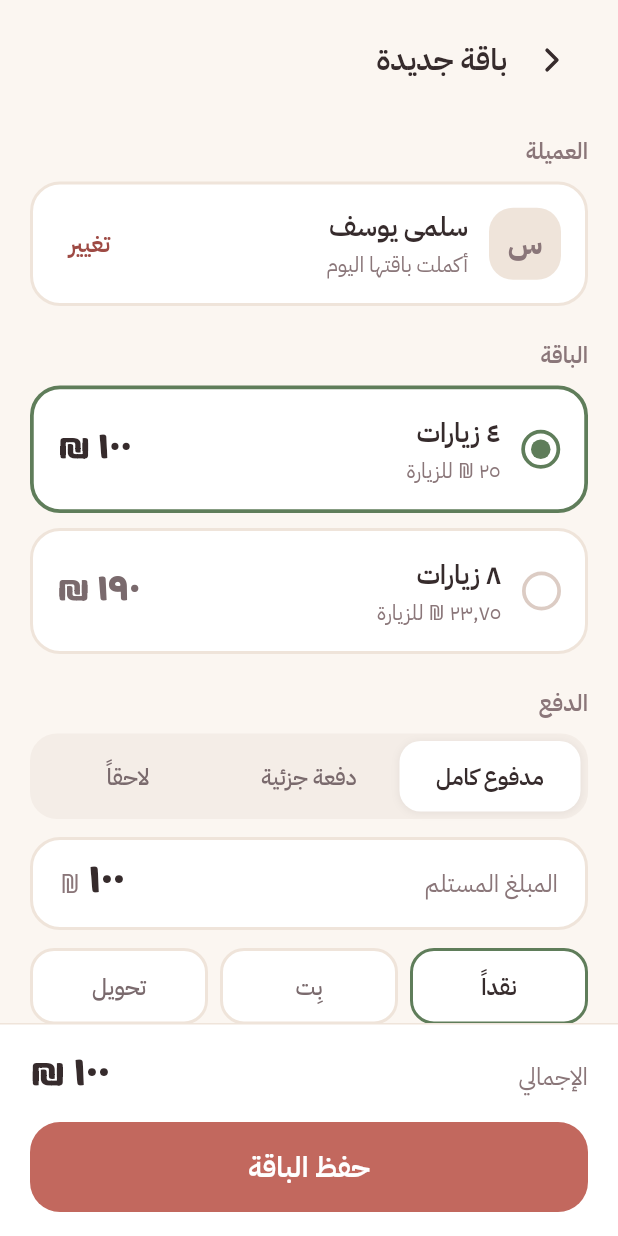
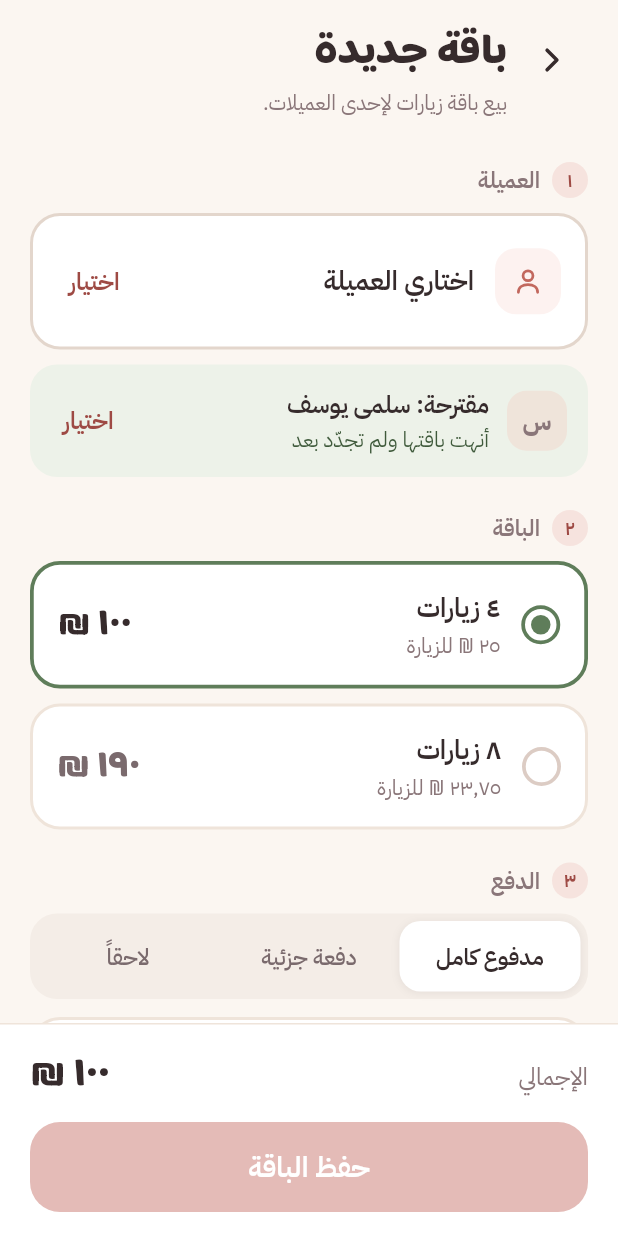
Before and after one commit to ruaa-diab/Dietitian-s-diary, a Flutter app: the NewPackageScreen screen opened directly, on a phone screen of 412 x 824 dp. Run offline on Flutter 3.47's test engine with Material 3 defaults, Android fonts, the phone set to English and light mode, and no system bars; our stand-ins replace share_plus.

Commit message:
Bring back باقة جديدة as a tab, and make the flow explain itself
Restores the fifth tab alongside حسابي, and reworks the screen so its
purpose is obvious — the confusion was that it opened on a client nobody
had chosen.

- As a tab it now starts with no client and asks who the package is for.
  Whoever most recently finished a package is offered as a labelled
  suggestion ("مقترحة: … أنهت باقتها ولم تجدّد بعد") rather than being
  filled in silently.
- Sections are numbered ١ العميلة، ٢ الباقة، ٣ الدفع, under a title and a
  one-line statement of what the screen does.
- حفظ الباقة stays disabled until a client is chosen.
- The back chevron appears only when there is a route to pop, so the tab
  has none while the pushed flow keeps one.
- Saving pops when pushed; from the tab it clears the form for the next
  sale and hands the shell back to today's list.

50 tests pass; flutter analyze clean.

Co-Authored-By: Claude Opus 5 <noreply@anthropic.com>
Claude-Session: https://claude.ai/code/session_01Y4TDXvnThxYGKFPqUvWY2d

```diff
--- a/lib/screens/new_package_screen.dart
+++ b/lib/screens/new_package_screen.dart
@@ -9,15 +9,20 @@ import '../utils/formatting.dart';
 import '../widgets/common.dart';
 import '../widgets/line_icon.dart';
 
-/// Screen 04 — sell a package.
+/// Sell a package — three steps: who it is for, which package, how it
+/// was paid.
 ///
-/// Opens on [clientId] when one is given (renewing from the celebration
-/// screen or a client file), otherwise on whoever most recently finished
-/// a package.
+/// Reached two ways. Pushed with a [clientId] (from a client's file, a
+/// "تجديد" button, or the celebration) it opens on that client. As a
+/// bottom-nav tab it starts empty and asks who the package is for,
+/// rather than silently picking someone — that guess was confusing.
 class NewPackageScreen extends StatefulWidget {
-  const NewPackageScreen({super.key, this.clientId});
+  const NewPackageScreen({super.key, this.clientId, this.onSaved});
 
   final String? clientId;
+
+  /// Called after a save when there is no route to pop — the tab case.
+  final VoidCallback? onSaved;
 
   @override
   State<NewPackageScreen> createState() => _NewPackageScreenState();
@@ -37,8 +42,7 @@ class _NewPackageScreenState extends State<NewPackageScreen> {
     super.didChangeDependencies();
     if (_initialised) return;
     _initialised = true;
-    final store = StoreScope.read(context);
-    _clientId = widget.clientId ?? store.renewalCandidate?.id ?? store.clients.firstOrNull?.id;
+    _clientId = widget.clientId;
     _syncAmount();
   }
 
@@ -70,6 +74,7 @@ class _NewPackageScreenState extends State<NewPackageScreen> {
     if (clientId == null) return;
 
     final messenger = ScaffoldMessenger.of(context);
+    final navigator = Navigator.of(context);
     final name = store.client(clientId).name;
     store.sellPackage(
       clientId: clientId,
@@ -78,7 +83,20 @@ class _NewPackageScreenState extends State<NewPackageScreen> {
       amountReceived: _received,
       method: _method,
     );
-    Navigator.of(context).pop();
+
+    if (navigator.canPop()) {
+      navigator.pop();
+    } else {
+      // Running as a tab: clear the form so the next sale starts fresh.
+      setState(() {
+        _clientId = null;
+        _option = AppStore.packageOptions.first;
+        _intent = PaymentIntent.paidInFull;
+        _method = PaymentMethod.cash;
+        _syncAmount();
+      });
+      widget.onSaved?.call();
+    }
     messenger.showSnackBar(SnackBar(content: Text('تم حفظ باقة $name')));
   }
 
@@ -97,27 +115,16 @@ class _NewPackageScreenState extends State<NewPackageScreen> {
               child: ListView(
                 padding: const EdgeInsets.fromLTRB(20, 12, 20, 12),
                 children: [
-                  SizedBox(
-                    height: 56,
-                    child: Row(
-                      children: [
-                        IconAction(
-                          icon: AppIcons.chevron,
-                          tooltip: 'رجوع',
-                          onPressed: () => Navigator.of(context).maybePop(),
-                        ),
-                        const SizedBox(width: 6),
-                        Text('باقة جديدة', style: AppText.navTitle),
-                      ],
-                    ),
-                  ),
+                  _Header(canPop: Navigator.of(context).canPop()),
                   const SizedBox(height: 8),
-                  const FieldLabel('العميلة', padding: EdgeInsets.only(top: 14, bottom: 10)),
+                  const _StepLabel(step: 1, label: 'العميلة'),
                   _ClientPicker(
                     client: client,
                     onChange: _pickClient,
+                    suggestion: client == null ? store.renewalCandidate : null,
+                    onAcceptSuggestion: (id) => setState(() => _clientId = id),
                   ),
-                  const FieldLabel('الباقة', padding: EdgeInsets.only(top: 22, bottom: 10)),
+                  const _StepLabel(step: 2, label: 'الباقة'),
                   for (final option in AppStore.packageOptions) ...[
                     _PackageOptionCard(
                       option: option,
@@ -129,7 +136,7 @@ class _NewPackageScreenState extends State<NewPackageScreen> {
                     ),
                     if (option != AppStore.packageOptions.last) const SizedBox(height: 10),
                   ],
-                  const FieldLabel('الدفع', padding: EdgeInsets.only(top: 22, bottom: 10)),
+                  const _StepLabel(step: 3, label: 'الدفع'),
                   SegmentedRow<PaymentIntent>(
                     values: PaymentIntent.values,
                     selected: _intent,
@@ -171,28 +178,134 @@ class _NewPackageScreenState extends State<NewPackageScreen> {
   }
 }
 
+/// Title, plus a back chevron only when there is something to go back
+/// to — as a tab there is not.
+class _Header extends StatelessWidget {
+  const _Header({required this.canPop});
+
+  final bool canPop;
+
+  @override
+  Widget build(BuildContext context) {
+    return Padding(
+      padding: const EdgeInsets.only(top: 4),
+      child: Row(
+        crossAxisAlignment: CrossAxisAlignment.start,
+        children: [
+          if (canPop) ...[
+            IconAction(
+              icon: AppIcons.chevron,
+              tooltip: 'رجوع',
+              onPressed: () => Navigator.of(context).maybePop(),
+            ),
+            const SizedBox(width: 6),
+          ],
+          Expanded(
+            child: Column(
+              crossAxisAlignment: CrossAxisAlignment.start,
+              children: [
+                Text('باقة جديدة', style: AppText.screenTitle.copyWith(fontSize: 28)),
+                const SizedBox(height: 2),
+                Text('بيع باقة زيارات لإحدى العميلات.', style: AppText.metaSmall),
+              ],
+            ),
+          ),
+        ],
+      ),
+    );
+  }
+}
+
+/// A numbered section heading, so the screen reads as three steps.
+class _StepLabel extends StatelessWidget {
+  const _StepLabel({required this.step, required this.label});
+
+  final int step;
+  final String label;
+
+  @override
+  Widget build(BuildContext context) {
+    return Padding(
+      padding: const EdgeInsets.only(top: 22, bottom: 10),
+      child: Row(
+        children: [
+          Container(
+            width: 24,
+            height: 24,
+            alignment: Alignment.center,
+            decoration: const BoxDecoration(
+              color: AppColors.clayTint,
+              shape: BoxShape.circle,
+            ),
+            child: Text(
+              fmtInt(step),
+              style: AppText.pillSmall.copyWith(color: AppColors.clayDark),
+            ),
+          ),
+          const SizedBox(width: 8),
+          Text(label, style: AppText.fieldLabel),
+        ],
+      ),
+    );
+  }
+}
+
 class _ClientPicker extends StatelessWidget {
-  const _ClientPicker({required this.client, required this.onChange});
+  const _ClientPicker({
+    required this.client,
+    required this.onChange,
+    this.suggestion,
+    this.onAcceptSuggestion,
+  });
 
   final Client? client;
   final VoidCallback onChange;
+
+  /// Whoever most recently finished a package. Offered as a labelled
+  /// shortcut, never selected silently.
+  final Client? suggestion;
+  final ValueChanged<String>? onAcceptSuggestion;
 
   @override
   Widget build(BuildContext context) {
     final store = StoreScope.of(context);
 
     if (client == null) {
-      return AppCard(
+      return Column(
+        crossAxisAlignment: CrossAxisAlignment.stretch,
+        children: [
+          GestureDetector(
+            behavior: HitTestBehavior.opaque,
+            onTap: onChange,
+            child: AppCard(
               shadow: false,
               radius: 20,
-        border: Border.all(color: AppColors.borderSoft, width: 2),
+              border: Border.all(color: AppColors.border, width: 2),
               padding: const EdgeInsets.symmetric(horizontal: 16, vertical: 18),
               child: Row(
                 children: [
-            Expanded(child: Text('اختاري عميلة', style: AppText.listNameSmall)),
+                  IconTile(
+                    icon: AppIcons.person,
+                    color: AppColors.clay,
+                    background: AppColors.dueBg,
+                  ),
+                  const SizedBox(width: 14),
+                  Expanded(
+                    child: Text('اختاري العميلة', style: AppText.listNameSmall),
+                  ),
                   TextActionButton(label: 'اختيار', onPressed: onChange),
                 ],
               ),
+            ),
+          ),
+          if (suggestion != null) ...[
+            const SizedBox(height: 10),
+            _SuggestionRow(
+              client: suggestion!,
+              onTap: () => onAcceptSuggestion?.call(suggestion!.id),
+            ),
+          ],
+        ],
       );
     }
 
@@ -233,6 +346,50 @@ class _ClientPicker extends StatelessWidget {
           ),
           TextActionButton(label: 'تغيير', onPressed: onChange),
         ],
+      ),
+    );
+  }
+}
+
+/// "She just finished — renew her?" offered explicitly, so it is obvious
+/// why this name is on screen.
+class _SuggestionRow extends StatelessWidget {
+  const _SuggestionRow({required this.client, required this.onTap});
+
+  final Client client;
+  final VoidCallback onTap;
+
+  @override
+  Widget build(BuildContext context) {
+    return GestureDetector(
+      behavior: HitTestBehavior.opaque,
+      onTap: onTap,
+      child: Container(
+        padding: const EdgeInsets.symmetric(horizontal: 14, vertical: 12),
+        decoration: BoxDecoration(
+          color: AppColors.sageBgAlt,
+          borderRadius: BorderRadius.circular(18),
+        ),
+        child: Row(
+          children: [
+            ClientAvatar(name: client.name, seed: client.id, size: 40, radius: 13),
+            const SizedBox(width: 12),
+            Expanded(
+              child: Column(
+                crossAxisAlignment: CrossAxisAlignment.start,
+                children: [
+                  Text('مقترحة: ${client.name}', style: AppText.rowTitleSmall),
+                  const SizedBox(height: 2),
+                  Text(
+                    'أنهت باقتها ولم تجدّد بعد',
+                    style: AppText.metaSmall.copyWith(color: AppColors.sageText),
+                  ),
+                ],
+              ),
+            ),
+            TextActionButton(label: 'اختيار', onPressed: onTap),
+          ],
+        ),
       ),
     );
   }
--- a/lib/widgets/app_bottom_nav.dart
+++ b/lib/widgets/app_bottom_nav.dart
@@ -8,6 +8,7 @@ import 'line_icon.dart';
 enum AppTab {
   today('اليوم'),
   clients('العميلات'),
+  newPackage('باقة جديدة'),
   summary('الملخص'),
   profile('حسابي');
 
@@ -26,6 +27,7 @@ class AppBottomNav extends StatelessWidget {
   static final _icons = {
     AppTab.today: AppIcons.calendar,
     AppTab.clients: AppIcons.person,
+    AppTab.newPackage: AppIcons.plus,
     AppTab.summary: AppIcons.bars,
     AppTab.profile: AppIcons.profile,
   };
```
Also changed, not shown: lib/screens/home_shell.dart (+14 -9 lines), 2 other files. Lines whose indentation alone changed are shown as unchanged.
